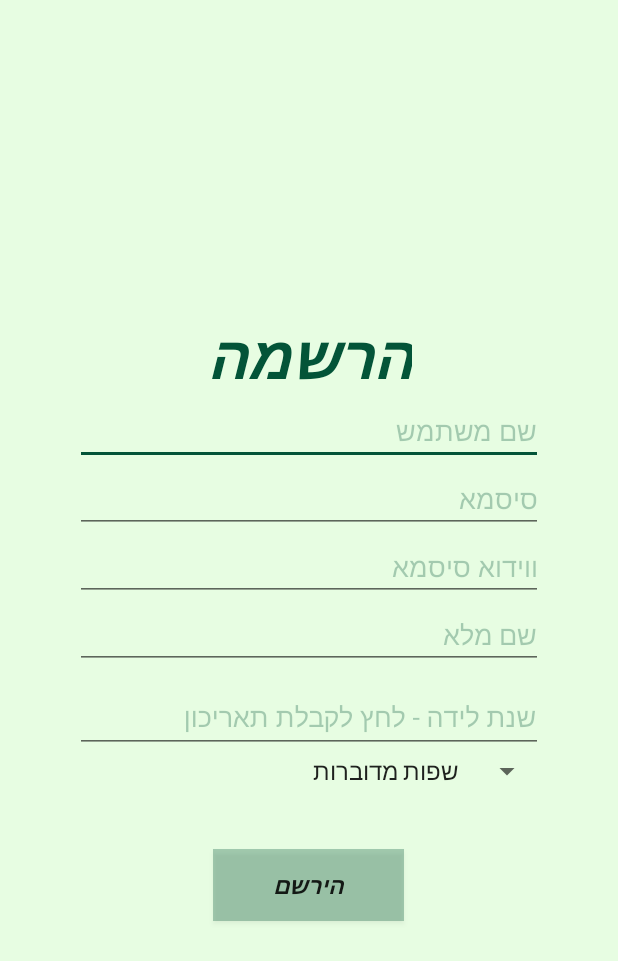
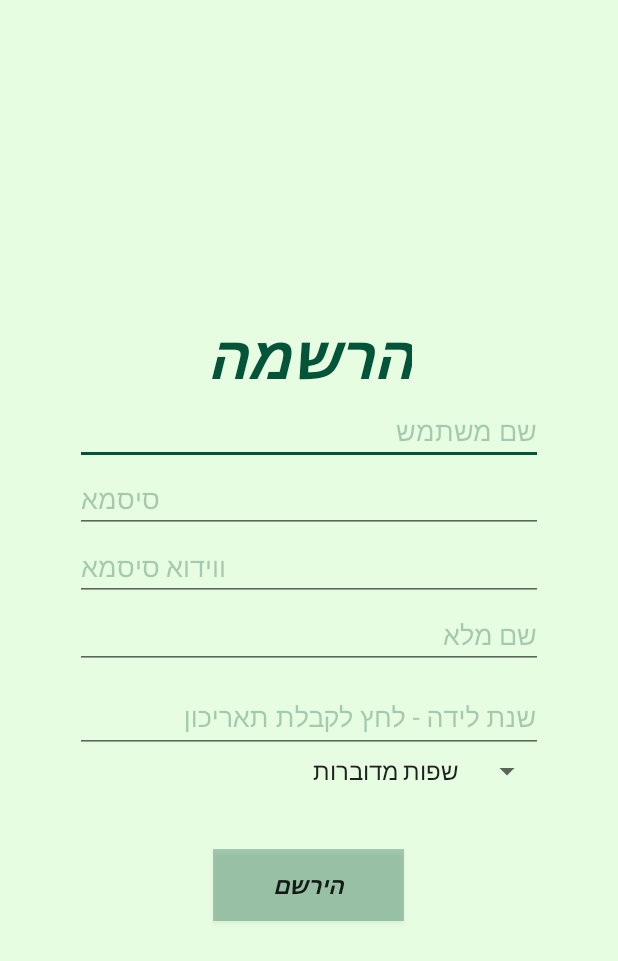
Before and after one commit to leacohen/YADLEDOR, an Android app: the SignUpActivity screen opened directly, with no data from a screen before it, on a phone screen of 412 x 824 dp. Shown: the top 961 px of the screen. Run offline under Robolectric (Android 15) with nearby library versions, the phone set to English and light mode, and no system bars.

Commit message:
aligned password on register activity

```diff
--- a/Android App/app/src/main/res/layout/activity_sign_up.xml
+++ b/Android App/app/src/main/res/layout/activity_sign_up.xml
@@ -36,8 +36,7 @@
         android:id="@+id/sign_up_password"
         android:layout_gravity="center_horizontal"
         android:hint="@string/txtPassword"
-        android:textColorHint="#4c035438"
-        android:textAlignment="textEnd" />
+        android:textColorHint="#4c035438" />
 
     <EditText
         android:layout_width="match_parent"
@@ -47,8 +46,7 @@
         android:id="@+id/sign_up_re_password"
         android:layout_gravity="center_horizontal"
         android:hint="@string/txtRepassword"
-        android:textColorHint="#4c035438"
-        android:textAlignment="textEnd" />
+        android:textColorHint="#4c035438" />
 
     <EditText
         android:layout_width="match_parent"
```
